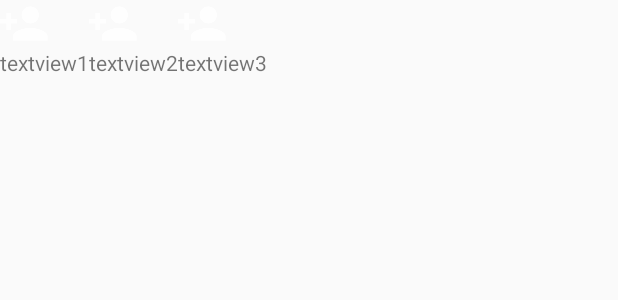
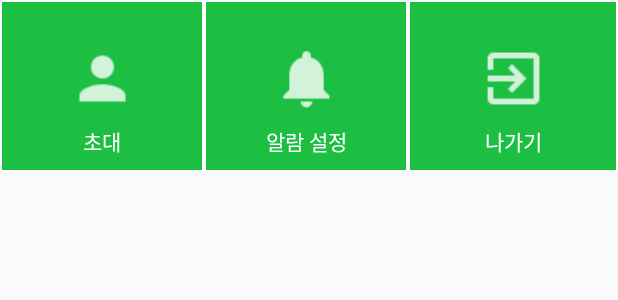
Before and after one commit to elephanthan/BotProject, an Android app: the layout popupwindow_submenu.xml on its own in the app's theme, with its tools: preview values and no code run, on a phone screen of 412 x 824 dp. Shown: the top 300 px of the screen. Run offline under Robolectric (Android 15) with nearby library versions, the light colour scheme and no system bars.

Commit message:
채팅방 드롭다운 메뉴 작업 - 아이콘, 배경색, 텍스트 색깔 변경 - 각 메뉴별 클릭 이벤트 바인딩

```diff
--- a/app/src/main/java/com/worksmobile/android/botproject/feature/chat/chatroom/ChatroomFragment.java
+++ b/app/src/main/java/com/worksmobile/android/botproject/feature/chat/chatroom/ChatroomFragment.java
@@ -2,8 +2,6 @@ package com.worksmobile.android.botproject.feature.chat.chatroom;
 
 import android.app.Activity;
 import android.content.Context;
-import android.graphics.Color;
-import android.graphics.drawable.ColorDrawable;
 import android.os.Build;
 import android.os.Bundle;
 import android.support.annotation.RequiresApi;
@@ -50,6 +48,10 @@ public class ChatroomFragment extends Fragment implements ChatroomClickListener
     @BindView(R.id.indoor_recycler_view)
     RecyclerView messageRecyclerView;
 
+    ViewGroup container_item1;
+    ViewGroup container_item2;
+    ViewGroup container_item3;
+
     private View view;
 
     private MessageAdapter messageAdapter;
@@ -95,10 +97,31 @@ public class ChatroomFragment extends Fragment implements ChatroomClickListener
         view = inflater.inflate(R.layout.fragment_chatroom, container, false);
         ButterKnife.bind(this, view);
 
-        //submenuPopupWindow = view.findViewById()
         View popupView = inflater.inflate(R.layout.popupwindow_submenu, null);
-        submenuPopupWindow = new PopupWindow(popupView, LinearLayout.LayoutParams.WRAP_CONTENT, LinearLayout.LayoutParams.WRAP_CONTENT);
-        submenuPopupWindow.setBackgroundDrawable(new ColorDrawable(Color.GREEN));
+
+        submenuPopupWindow = new PopupWindow(popupView, LinearLayout.LayoutParams.MATCH_PARENT, LinearLayout.LayoutParams.WRAP_CONTENT);
+
+        container_item1 = popupView.findViewById(R.id.container_item1);
+        container_item2 = popupView.findViewById(R.id.container_item2);
+        container_item3 = popupView.findViewById(R.id.container_item3);
+        container_item1.setOnClickListener(new View.OnClickListener() {
+            @Override
+            public void onClick(View v) {
+                item1_click();
+            }
+        });
+        container_item2.setOnClickListener(new View.OnClickListener() {
+            @Override
+            public void onClick(View v) {
+                item2_click();
+            }
+        });
+        container_item3.setOnClickListener(new View.OnClickListener() {
+            @Override
+            public void onClick(View v) {
+                item3_click();
+            }
+        });
 
         messageRecyclerView.setLayoutManager(new LinearLayoutManager(getActivity()));
 
@@ -222,6 +245,7 @@ public class ChatroomFragment extends Fragment implements ChatroomClickListener
         return null;
     }
 
+    //TODO exclude actionbar
     private void dimBehind(PopupWindow popupWindow) {
         View container = popupWindow.getContentView().getRootView();
         Context context = popupWindow.getContentView().getContext();
@@ -231,4 +255,14 @@ public class ChatroomFragment extends Fragment implements ChatroomClickListener
         p.dimAmount = 0.3f;
         wm.updateViewLayout(container, p);
     }
+
+    public void item1_click(){
+        Toast.makeText(getActivity(), "메뉴1 선택", Toast.LENGTH_LONG).show();
+    }
+    public void item2_click(){
+        Toast.makeText(getActivity(), "메뉴2 선택", Toast.LENGTH_LONG).show();
+    }
+    public void item3_click(){
+        Toast.makeText(getActivity(), "메뉴3 선택", Toast.LENGTH_LONG).show();
+    }
 }
--- /dev/null
+++ b/app/src/main/res/drawable/background_popup.xml
@@ -0,0 +1,21 @@
+<?xml version="1.0" encoding="utf-8"?>
+<shape xmlns:android="http://schemas.android.com/apk/res/android"
+    android:shape="rectangle" >
+
+    <!-- View background color -->
+    <solid
+        android:color="@color/colorWorks" >
+    </solid>
+
+    <!-- View border color and width -->
+    <stroke
+        android:width="1dp"
+        android:color="@color/colorWhite" >
+    </stroke>
+
+    <!-- The radius makes the corners rounded -->
+    <!--<corners-->
+        <!--android:radius="2dp"   >-->
+    <!--</corners>-->
+
+</shape>
--- a/app/src/main/res/layout/popupwindow_submenu.xml
+++ b/app/src/main/res/layout/popupwindow_submenu.xml
@@ -1,28 +1,63 @@
 <?xml version="1.0" encoding="utf-8"?>
 <android.support.constraint.ConstraintLayout xmlns:android="http://schemas.android.com/apk/res/android"
     xmlns:app="http://schemas.android.com/apk/res-auto"
+    xmlns:tools="http://schemas.android.com/tools"
     android:layout_width="match_parent"
-    android:layout_height="wrap_content"
-    android:orientation="vertical">
+    android:layout_height="match_parent">
 
+
+    <android.support.constraint.Guideline
+        android:id="@+id/guideline1"
+        android:layout_width="wrap_content"
+        android:layout_height="wrap_content"
+        android:layout_alignParentBottom="true"
+        android:layout_alignParentEnd="true"
+        android:orientation="vertical"
+        app:layout_constraintGuide_percent="0.33" />
+
+    <android.support.constraint.Guideline
+        android:id="@+id/guideline2"
+        android:layout_width="wrap_content"
+        android:layout_height="wrap_content"
+        android:layout_alignParentBottom="true"
+        android:layout_alignParentEnd="true"
+        android:orientation="vertical"
+        app:layout_constraintGuide_percent="0.66" />
 
     <android.support.constraint.ConstraintLayout
         android:id="@+id/container_item1"
-        android:layout_width="wrap_content"
+        android:layout_width="0dp"
         android:layout_height="wrap_content"
-        app:layout_constraintHorizontal_weight="1">
+        app:layout_constraintEnd_toEndOf="@+id/guideline1"
+        app:layout_constraintHorizontal_bias="0.5"
+        app:layout_constraintHorizontal_weight="1"
+        app:layout_constraintStart_toStartOf="parent"
+        android:background="@drawable/background_popup"
+        android:paddingBottom="10dp"
+        android:paddingTop="10dp">
 
         <ImageView
             android:id="@+id/imageview_item1"
-            android:layout_width="wrap_content"
-            android:layout_height="wrap_content"
-            android:src="@drawable/ic_action_newchat" />
+            android:layout_width="46dp"
+            android:layout_height="46dp"
+            android:src="@drawable/ic_action_invite"
+            app:layout_constraintBottom_toBottomOf="parent"
+            app:layout_constraintLeft_toLeftOf="parent"
+            app:layout_constraintRight_toRightOf="parent"
+            app:layout_constraintTop_toTopOf="parent"
+            app:layout_constraintHorizontal_bias="0.5"
+            app:layout_constraintVertical_bias="0.4" />
 
         <TextView
             android:id="@+id/textview_item1"
             android:layout_width="wrap_content"
             android:layout_height="wrap_content"
-            android:text="textview1"
+            android:text="@string/action_invite"
+            android:layout_marginTop="8dp"
+            android:textColor="@color/colorWhite"
+            app:layout_constraintEnd_toEndOf="parent"
+            app:layout_constraintHorizontal_bias="0.5"
+            app:layout_constraintStart_toStartOf="parent"
             app:layout_constraintTop_toBottomOf="@id/imageview_item1" />
     </android.support.constraint.ConstraintLayout>
 
@@ -30,42 +65,74 @@
         android:id="@+id/container_item2"
         android:layout_width="0dp"
         android:layout_height="wrap_content"
-        app:layout_constraintLeft_toRightOf="@id/container_item1"
-        app:layout_constraintHorizontal_weight="1">
+        app:layout_constraintStart_toStartOf="@+id/guideline1"
+        app:layout_constraintHorizontal_bias="0.5"
+        app:layout_constraintHorizontal_weight="1"
+        app:layout_constraintEnd_toEndOf="@id/guideline2"
+        android:background="@drawable/background_popup"
+        android:paddingBottom="10dp"
+        android:paddingTop="10dp">
 
         <ImageView
             android:id="@+id/imageview_item2"
-            android:layout_width="wrap_content"
-            android:layout_height="wrap_content"
-
-            android:src="@drawable/ic_action_newchat" />
+            android:layout_width="46dp"
+            android:layout_height="46dp"
+            android:src="@drawable/ic_action_setnoti"
+            app:layout_constraintBottom_toBottomOf="parent"
+            app:layout_constraintLeft_toLeftOf="parent"
+            app:layout_constraintRight_toRightOf="parent"
+            app:layout_constraintTop_toTopOf="parent"
+            app:layout_constraintHorizontal_bias="0.5"
+            app:layout_constraintVertical_bias="0.4" />
 
         <TextView
             android:id="@+id/textview_item2"
             android:layout_width="wrap_content"
             android:layout_height="wrap_content"
-            android:text="textview2"
+            android:text="@string/action_setnoti"
+            android:layout_marginTop="8dp"
+            android:textColor="@color/colorWhite"
+            app:layout_constraintEnd_toEndOf="parent"
+            app:layout_constraintHorizontal_bias="0.5"
+            app:layout_constraintStart_toStartOf="parent"
             app:layout_constraintTop_toBottomOf="@id/imageview_item2" />
     </android.support.constraint.ConstraintLayout>
+
 
     <android.support.constraint.ConstraintLayout
         android:id="@+id/container_item3"
         android:layout_width="0dp"
         android:layout_height="wrap_content"
-        app:layout_constraintLeft_toRightOf="@id/container_item2"
-        app:layout_constraintHorizontal_weight="1">
+        app:layout_constraintEnd_toEndOf="parent"
+        app:layout_constraintHorizontal_bias="0.5"
+        app:layout_constraintHorizontal_weight="1"
+        app:layout_constraintStart_toStartOf="@+id/guideline2"
+        android:background="@drawable/background_popup"
+        android:paddingBottom="10dp"
+        android:paddingTop="10dp">
 
         <ImageView
             android:id="@+id/imageview_item3"
-            android:layout_width="wrap_content"
-            android:layout_height="wrap_content"
-            android:src="@drawable/ic_action_newchat" />
+            android:layout_width="46dp"
+            android:layout_height="46dp"
+            android:src="@drawable/ic_action_exit"
+            app:layout_constraintBottom_toBottomOf="parent"
+            app:layout_constraintLeft_toLeftOf="parent"
+            app:layout_constraintRight_toRightOf="parent"
+            app:layout_constraintTop_toTopOf="parent"
+            app:layout_constraintHorizontal_bias="0.5"
+            app:layout_constraintVertical_bias="0.4" />
 
         <TextView
             android:id="@+id/textview_item3"
             android:layout_width="wrap_content"
             android:layout_height="wrap_content"
-            android:text="textview3"
+            android:text="@string/action_exit"
+            android:layout_marginTop="8dp"
+            android:textColor="@color/colorWhite"
+            app:layout_constraintEnd_toEndOf="parent"
+            app:layout_constraintHorizontal_bias="0.5"
+            app:layout_constraintStart_toStartOf="parent"
             app:layout_constraintTop_toBottomOf="@id/imageview_item3" />
     </android.support.constraint.ConstraintLayout>
 
--- a/app/src/main/res/values/colors.xml
+++ b/app/src/main/res/values/colors.xml
@@ -3,4 +3,6 @@
     <color name="colorPrimary">#3F51B5</color>
     <color name="colorPrimaryDark">#303F9F</color>
     <color name="colorAccent">#FF4081</color>
+    <color name="colorWorks">#1DBF43</color>
+    <color name="colorWhite">#FFFFFF</color>
 </resources>
--- a/app/src/main/res/values/strings.xml
+++ b/app/src/main/res/values/strings.xml
@@ -9,4 +9,7 @@
     <string name="action_showmenu">메뉴 열기</string>
     <string name="action_hidemenu">메뉴 닫기</string>
     <string name="barname_chatroomlist">채팅방목록</string>
+    <string name="action_exit">나가기</string>
+    <string name="action_setnoti">알람 설정</string>
+    <string name="action_invite">초대</string>
 </resources>
```
Also changed, not shown: app/src/main/res/drawable-hdpi/ic_action_exit.png (added), app/src/main/res/drawable-hdpi/ic_action_invite.png (added), app/src/main/res/drawable-hdpi/ic_action_setnoti.png (added), app/src/main/res/drawable-mdpi/ic_action_exit.png (added), app/src/main/res/drawable-mdpi/ic_action_invite.png (added), app/src/main/res/drawable-mdpi/ic_action_setnoti.png (added), app/src/main/res/drawable-xhdpi/ic_action_exit.png (added), app/src/main/res/drawable-xhdpi/ic_action_invite.png (added), app/src/main/res/drawable-xhdpi/ic_action_setnoti.png (added), app/src/main/res/drawable-xxhdpi/ic_action_exit.png (added), app/src/main/res/drawable-xxhdpi/ic_action_invite.png (added), app/src/main/res/drawable-xxhdpi/ic_action_setnoti.png (added).
